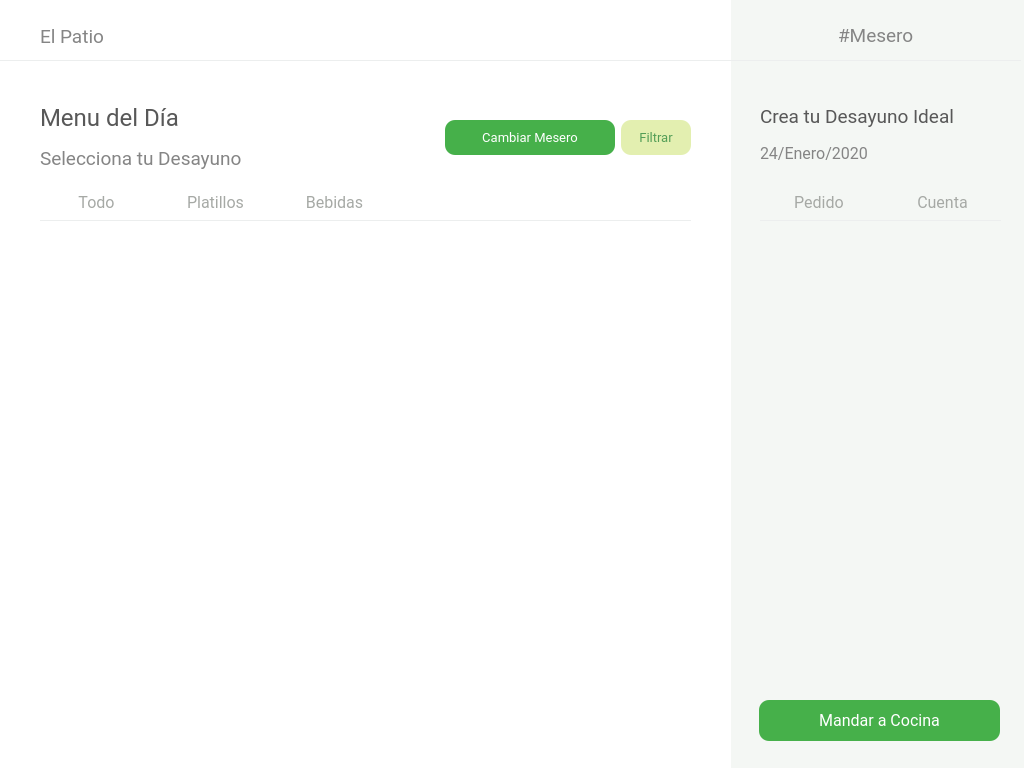
MrDanielG/IHC-ElPatio, file El-Patio/mesero/mesero_menu_comandas.ui: the form before one commit.
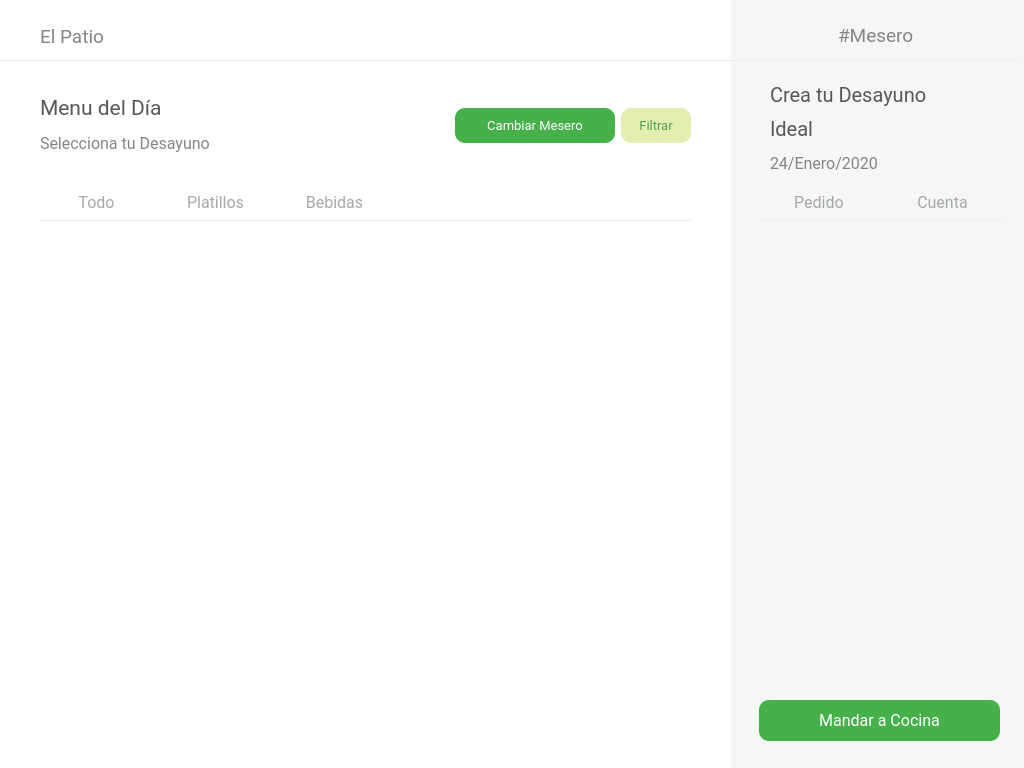
The form after the commit.

Commit message: Tamaño Fuentes

```diff
--- a/El-Patio/mesero/mesero_menu_comandas.ui
+++ b/El-Patio/mesero/mesero_menu_comandas.ui
@@ -201,20 +201,23 @@
    <property name="geometry">
     <rect>
      <x>40</x>
-     <y>100</y>
+     <y>90</y>
      <width>651</width>
-     <height>75</height>
+     <height>71</height>
     </rect>
    </property>
    <layout class="QHBoxLayout" name="MenuTop">
     <item>
      <layout class="QVBoxLayout" name="LetrasMenu">
+      <property name="spacing">
+       <number>1</number>
+      </property>
       <item>
        <widget class="QLabel" name="elPatio_2">
         <property name="font">
          <font>
           <family>Roboto</family>
-          <pointsize>18</pointsize>
+          <pointsize>16</pointsize>
          </font>
         </property>
         <property name="styleSheet">
@@ -231,7 +234,7 @@
         <property name="font">
          <font>
           <family>Roboto</family>
-          <pointsize>14</pointsize>
+          <pointsize>12</pointsize>
          </font>
         </property>
         <property name="styleSheet">
@@ -264,7 +267,7 @@
        <widget class="QPushButton" name="btnCambiarMesero">
         <property name="minimumSize">
          <size>
-          <width>170</width>
+          <width>160</width>
           <height>35</height>
          </size>
         </property>
@@ -489,10 +492,10 @@
   <widget class="QWidget" name="layoutWidget_3">
    <property name="geometry">
     <rect>
-     <x>760</x>
-     <y>100</y>
-     <width>241</width>
-     <height>69</height>
+     <x>770</x>
+     <y>80</y>
+     <width>231</width>
+     <height>98</height>
     </rect>
    </property>
    <layout class="QVBoxLayout" name="SideBarLetras">
@@ -501,7 +504,7 @@
       <property name="font">
        <font>
         <family>Roboto</family>
-        <pointsize>14</pointsize>
+        <pointsize>15</pointsize>
        </font>
       </property>
       <property name="styleSheet">
@@ -509,7 +512,24 @@
 </string>
       </property>
       <property name="text">
-       <string>Crea tu Desayuno Ideal</string>
+       <string>Crea tu Desayuno</string>
+      </property>
+     </widget>
+    </item>
+    <item>
+     <widget class="QLabel" name="elPatio_6">
+      <property name="font">
+       <font>
+        <family>Roboto</family>
+        <pointsize>15</pointsize>
+       </font>
+      </property>
+      <property name="styleSheet">
+       <string notr="true">color: #585858
+</string>
+      </property>
+      <property name="text">
+       <string>Ideal</string>
       </property>
      </widget>
     </item>
```
